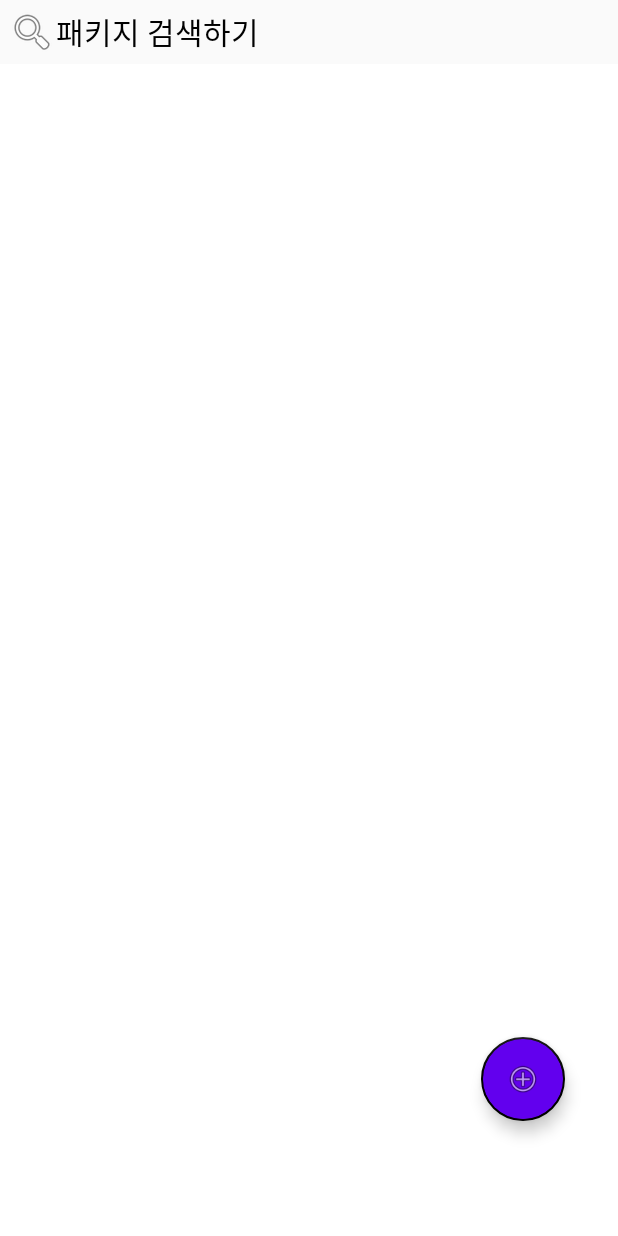
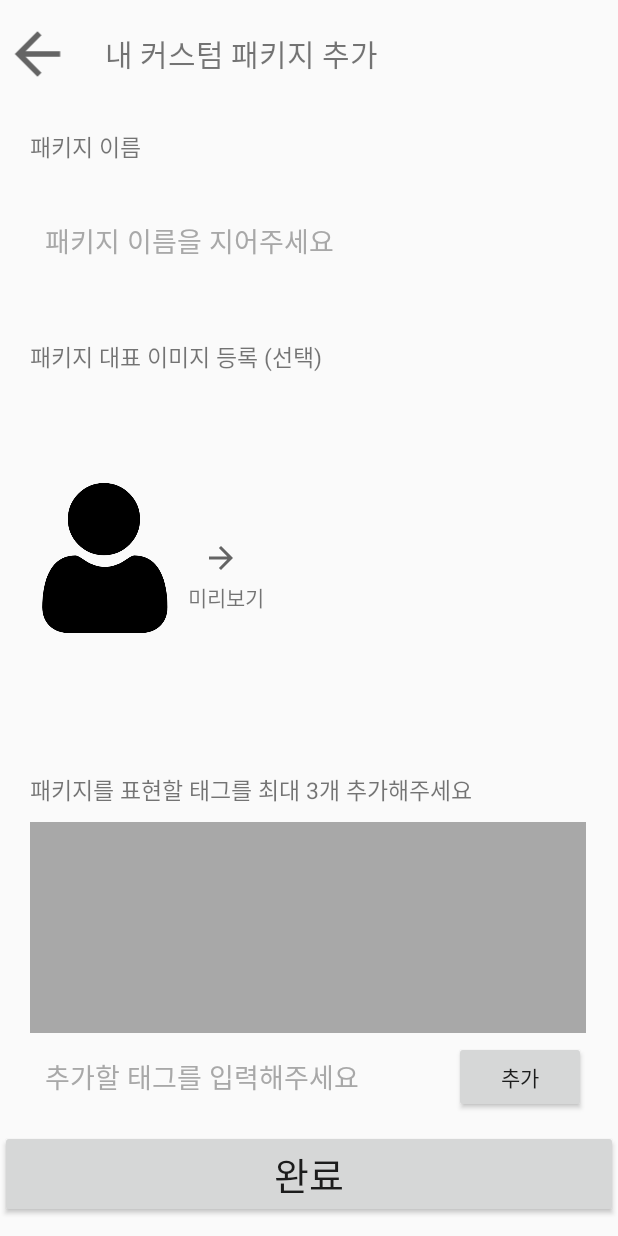
Before and after one commit to https-github-com-inma06/EnglishWordApp, an Android app: the fragment MyCustomPackageFragment shown on its own in the app's theme, after a tap on an icon or button, on a phone screen of 412 x 824 dp. Run offline under Robolectric (Android 15) with nearby library versions, the phone set to English and light mode, and no system bars; our stand-ins replace data binding.

Commit message:
새 커스텀 패키지 추가 엑티비티 xml 간단 구성 및  fab버튼 클릭시  화면 이동 추가

```diff
--- a/wordsRPG/app/src/main/AndroidManifest.xml
+++ b/wordsRPG/app/src/main/AndroidManifest.xml
@@ -22,6 +22,7 @@
         <activity android:name=".ui.activity.NotificationActivity" />
         <activity android:name=".ui.activity.WrongAnswerActivity" />
         <activity android:name=".ui.activity.SettingActivity" />
+        <activity android:name=".ui.activity.AddNewCustomPackageActivity"/>
     </application>
 
 </manifest>
--- /dev/null
+++ b/wordsRPG/app/src/main/java/com/uhavecodingproblem/wordsrpg/ui/activity/AddNewCustomPackageActivity.kt
@@ -0,0 +1,64 @@
+package com.uhavecodingproblem.wordsrpg.ui.activity
+
+import android.app.AlertDialog
+import android.view.View
+import android.widget.Toast
+import androidx.core.view.size
+import com.uhavecodingproblem.wordsrpg.R
+import com.uhavecodingproblem.wordsrpg.databinding.ActivityAddNewCustomPackageBinding
+import com.uhavecodingproblem.wordsrpg.ui.base.BaseActivity
+import com.uhavecodingproblem.wordsrpg.util.Logger
+
+/**
+ * wordsrpg
+ * Class: AddNewCustomPackageActivity.
+ * Created by leedonghun.
+ * Created On 2020-09-24.
+ * Description:
+ *
+ * 커스텀 패키지  새로 추가하는 엑티비티
+ */
+class AddNewCustomPackageActivity : BaseActivity<ActivityAddNewCustomPackageBinding>(R.layout.activity_add_new_custom_package){
+
+    override fun ActivityAddNewCustomPackageBinding.onCreate() {
+        Logger.v("실행")
+
+        thisActivity=this@AddNewCustomPackageActivity
+
+    }
+
+
+
+    //뒤로 가기 아이콘 클릭
+    fun backIconClicked(view: View){
+        Logger.v("뒤로가기 클릭")
+        finish()
+    }
+
+
+    //패키지 썸네일 이미지 갤러리에서 가져오기
+    fun pickThumbNailImageFromGallery(view: View){
+        Logger.v("썸네일 이미지 가져오기 실행")
+
+        AlertDialog.Builder(this)
+            .setMessage("이미지 가져오기 준비중")
+            .setPositiveButton("확인"){dialog,i->
+                dialog.dismiss()
+            }
+            .show()
+
+    }
+
+
+    //완료 버튼 event
+    fun completeAddNewCustomPackage(view: View){
+        Logger.v("커스텀 패키지 추가 완료 버튼 클릭")
+
+        // TODO: 2020-09-24 일단  엑티비티 종료로 넣어둠  나중에  패키지 추가 작업 필요
+        finish()
+    }
+
+
+
+
+}
--- a/wordsRPG/app/src/main/java/com/uhavecodingproblem/wordsrpg/ui/fragment/MyCustomPackageFragment.kt
+++ b/wordsRPG/app/src/main/java/com/uhavecodingproblem/wordsrpg/ui/fragment/MyCustomPackageFragment.kt
@@ -1,9 +1,11 @@
 package com.uhavecodingproblem.wordsrpg.ui.fragment
 
+import android.content.Intent
 import android.view.View
 import androidx.navigation.fragment.findNavController
 import com.uhavecodingproblem.wordsrpg.R
 import com.uhavecodingproblem.wordsrpg.databinding.FragmentMyCustomPackageBinding
+import com.uhavecodingproblem.wordsrpg.ui.activity.AddNewCustomPackageActivity
 import com.uhavecodingproblem.wordsrpg.ui.base.BaseFragment
 import com.uhavecodingproblem.wordsrpg.util.Logger
 
@@ -42,7 +44,10 @@ class MyCustomPackageFragment: BaseFragment<FragmentMyCustomPackageBinding>(R.la
     fun moveToAddNewCustomPackageActivity(view: View){
         Logger.v("fab 버튼 클릭 ->  새 커스텀 패키지 추가 엑티비티로 이동")
 
+        startActivity(Intent(requireActivity(),AddNewCustomPackageActivity::class.java))
+
     }
 
 
+
 }//class 끝
--- /dev/null
+++ b/wordsRPG/app/src/main/res/layout/activity_add_new_custom_package.xml
@@ -0,0 +1,256 @@
+<?xml version="1.0" encoding="utf-8"?>
+<layout xmlns:android="http://schemas.android.com/apk/res/android"
+    xmlns:app="http://schemas.android.com/apk/res-auto"
+    xmlns:tools="http://schemas.android.com/tools">
+    <data>
+       <variable
+           name="thisActivity"
+           type="com.uhavecodingproblem.wordsrpg.ui.activity.AddNewCustomPackageActivity" />
+    </data>
+<androidx.constraintlayout.widget.ConstraintLayout
+    android:layout_width="match_parent"
+    android:layout_height="match_parent">
+
+    <androidx.constraintlayout.widget.Guideline
+        android:id="@+id/guideline"
+        android:layout_width="wrap_content"
+        android:layout_height="wrap_content"
+        android:orientation="horizontal"
+        app:layout_constraintGuide_percent="0.08" />
+
+    <androidx.constraintlayout.widget.Guideline
+        android:id="@+id/guideline1"
+        android:layout_width="wrap_content"
+        android:layout_height="wrap_content"
+        android:orientation="horizontal"
+        app:layout_constraintGuide_percent="0.25" />
+    <androidx.constraintlayout.widget.Guideline
+        android:id="@+id/guideline2"
+        android:layout_width="wrap_content"
+        android:layout_height="wrap_content"
+        android:orientation="horizontal"
+        app:layout_constraintGuide_percent="0.60" />
+    <androidx.constraintlayout.widget.Guideline
+        android:id="@+id/guideline3"
+        android:layout_width="wrap_content"
+        android:layout_height="wrap_content"
+        android:orientation="horizontal"
+        app:layout_constraintGuide_percent="0.9" />
+
+
+    <ImageView
+        android:id="@+id/img_back_btn"
+        android:layout_width="50dp"
+        android:layout_height="45dp"
+        android:layout_marginTop="5dp"
+        android:onClick="@{thisActivity::backIconClicked}"
+        app:layout_constraintEnd_toStartOf="@id/tv_activity_title"
+        app:layout_constraintHorizontal_bias="0"
+        app:layout_constraintHorizontal_chainStyle="spread"
+        app:layout_constraintStart_toStartOf="parent"
+        app:layout_constraintTop_toTopOf="parent"
+        app:layout_constraintBottom_toBottomOf="@id/guideline"
+        app:srcCompat="?attr/actionModeCloseDrawable" />
+
+    <TextView
+        android:id="@+id/tv_activity_title"
+        android:layout_width="0dp"
+        android:layout_height="45dp"
+        android:layout_marginTop="5dp"
+        android:gravity="center_vertical"
+        android:paddingStart="20dp"
+        android:text="@string/str_activity_title"
+        android:textSize="20sp"
+        app:layout_constraintBottom_toBottomOf="@id/guideline"
+        app:layout_constraintEnd_toEndOf="parent"
+        app:layout_constraintStart_toEndOf="@+id/img_back_btn"
+        app:layout_constraintTop_toTopOf="parent"
+        tools:ignore="RtlSymmetry" />
+
+    <TextView
+        android:id="@+id/tv_package_name"
+        android:layout_width="wrap_content"
+        android:layout_height="wrap_content"
+        android:layout_marginStart="20dp"
+        android:layout_marginTop="20dp"
+        android:text="@string/str_package_name_title"
+        android:textSize="15sp"
+        app:layout_constraintEnd_toEndOf="parent"
+        app:layout_constraintHorizontal_bias="0"
+        app:layout_constraintStart_toStartOf="parent"
+        app:layout_constraintTop_toBottomOf="@+id/guideline" />
+
+    <EditText
+        android:id="@+id/edit_tv_package_name"
+        android:layout_width="0dp"
+        android:layout_height="wrap_content"
+        android:padding="10dp"
+        android:layout_marginStart="20dp"
+        android:layout_marginTop="5dp"
+        android:background="@null"
+        android:backgroundTint="@color/colorBlack"
+        android:ems="10"
+        android:hint="@string/str_add_package_name_hint"
+        android:textColorHint="@color/colorGray"
+        android:inputType="text"
+        app:layout_constraintEnd_toEndOf="parent"
+        app:layout_constraintHorizontal_bias="0"
+        app:layout_constraintStart_toStartOf="parent"
+        app:layout_constraintBottom_toTopOf="@id/guideline1"
+        app:layout_constraintTop_toBottomOf="@id/tv_package_name"
+        app:layout_constraintWidth_default="percent"
+        app:layout_constraintWidth_percent="0.9" />
+
+
+    <TextView
+        android:id="@+id/tv_package_thumbnail"
+        android:layout_width="wrap_content"
+        android:layout_height="wrap_content"
+        android:layout_marginStart="20dp"
+        android:layout_marginTop="20dp"
+        android:text="@string/str_package_thumbnail_title"
+        android:textSize="15sp"
+        app:layout_constraintEnd_toEndOf="parent"
+        app:layout_constraintHorizontal_bias="0"
+        app:layout_constraintStart_toStartOf="parent"
+        app:layout_constraintTop_toBottomOf="@+id/guideline1" />
+
+
+    <ImageView
+        android:id="@+id/img_package_thumbnail"
+        android:layout_width="100dp"
+        android:layout_height="0dp"
+        android:layout_marginTop="30dp"
+        android:layout_marginBottom="30dp"
+        android:layout_marginStart="20dp"
+        android:onClick="@{thisActivity::pickThumbNailImageFromGallery}"
+        app:layout_constraintVertical_bias="0.5"
+        app:layout_constraintStart_toStartOf="parent"
+        app:layout_constraintBottom_toBottomOf="@id/guideline2"
+        app:layout_constraintTop_toBottomOf="@id/tv_package_thumbnail"
+        android:src="@drawable/on_my_room" />
+
+
+    <ImageView
+        android:id="@+id/arrow_icon"
+        android:layout_width="wrap_content"
+        android:layout_height="wrap_content"
+        android:layout_marginStart="15dp"
+        android:rotation="180"
+        app:layout_constraintBottom_toBottomOf="@id/img_package_thumbnail"
+        app:layout_constraintHorizontal_bias="0"
+        app:layout_constraintStart_toEndOf="@id/img_package_thumbnail"
+        app:layout_constraintTop_toTopOf="@id/img_package_thumbnail"
+        app:srcCompat="?attr/actionModeCloseDrawable" />
+
+    <TextView
+        android:id="@+id/tv_preview"
+        android:layout_width="wrap_content"
+        android:layout_height="wrap_content"
+        android:layout_marginStart="5dp"
+         android:layout_marginTop="3dp"
+        app:layout_constraintVertical_bias="0"
+        app:layout_constraintBottom_toBottomOf="@id/guideline2"
+        app:layout_constraintStart_toEndOf="@id/img_package_thumbnail"
+        app:layout_constraintTop_toBottomOf="@id/arrow_icon"
+        android:text="@string/str_package_preview" />
+
+    <TextView
+        android:id="@+id/tv_package_tag"
+        android:layout_width="wrap_content"
+        android:layout_height="wrap_content"
+        android:layout_marginStart="20dp"
+        android:layout_marginTop="20dp"
+        android:text="패키지를 표현할 태그를 최대 3개 추가해주세요  "
+        android:textSize="15sp"
+        app:layout_constraintEnd_toEndOf="parent"
+        app:layout_constraintHorizontal_bias="0"
+        app:layout_constraintStart_toStartOf="parent"
+        app:layout_constraintTop_toBottomOf="@+id/guideline2" />
+
+
+
+    <androidx.core.widget.NestedScrollView
+        android:id="@+id/scroll_chip_group"
+        android:layout_width="0dp"
+        android:layout_height="0dp"
+        android:minHeight="70dp"
+        android:padding="5dp"
+        android:layout_marginTop="10dp"
+        android:background="@color/colorGray"
+        android:layout_marginStart="20dp"
+        app:layout_constraintWidth_default="percent"
+        app:layout_constraintWidth_percent="0.9"
+        app:layout_constraintHorizontal_bias="0"
+        app:layout_constraintVertical_bias="0"
+        app:layout_constraintBottom_toTopOf="@+id/edit_tv_add_new_tag"
+        app:layout_constraintEnd_toEndOf="parent"
+        app:layout_constraintStart_toStartOf="parent"
+        app:layout_constraintTop_toBottomOf="@+id/tv_package_tag">
+
+        <com.google.android.material.chip.ChipGroup
+            android:id="@+id/chip_group"
+            android:layout_gravity="top"
+            android:paddingStart="5dp"
+            android:layout_width="match_parent"
+            android:layout_height="match_parent"
+            app:singleLine="false"
+            app:chipSpacing="0dp"
+            app:chipSpacingHorizontal="5dp"
+            app:chipSpacingVertical="1dp"
+            tools:ignore="RtlSymmetry">
+        </com.google.android.material.chip.ChipGroup>
+
+    </androidx.core.widget.NestedScrollView>
+
+
+    <EditText
+        android:id="@+id/edit_tv_add_new_tag"
+        android:layout_width="0dp"
+        android:layout_height="wrap_content"
+        android:padding="10dp"
+        android:layout_marginStart="20dp"
+        android:layout_marginTop="5dp"
+        android:background="@null"
+        android:backgroundTint="@color/colorBlack"
+        android:ems="10"
+        android:hint="@string/str_add_new_tag_hint"
+        android:textColorHint="@color/colorGray"
+        android:inputType="text"
+        app:layout_constraintWidth_default="percent"
+        app:layout_constraintWidth_percent="0.9"
+        app:layout_constraintEnd_toEndOf="parent"
+        app:layout_constraintHorizontal_bias="0"
+        app:layout_constraintStart_toStartOf="parent"
+        app:layout_constraintBottom_toTopOf="@id/guideline3"
+        app:layout_constraintTop_toBottomOf="@id/scroll_chip_group"
+         />
+
+    <Button
+        android:id="@+id/btn_add_tag"
+        android:layout_width="wrap_content"
+        android:layout_height="wrap_content"
+        app:layout_constraintHorizontal_bias="1"
+        app:layout_constraintEnd_toEndOf="@id/edit_tv_add_new_tag"
+        app:layout_constraintTop_toTopOf="@id/edit_tv_add_new_tag"
+        app:layout_constraintStart_toStartOf="@id/edit_tv_add_new_tag"
+        app:layout_constraintBottom_toBottomOf="@id/edit_tv_add_new_tag"
+        android:text="@string/str_add" />
+
+
+
+
+    <Button
+        android:id="@+id/btn_complete"
+        android:layout_width="0dp"
+        android:layout_height="wrap_content"
+        android:text="@string/str_complete"
+        android:textSize="25sp"
+        android:onClick="@{thisActivity::completeAddNewCustomPackage}"
+        app:layout_constraintTop_toBottomOf="@id/guideline3"
+        app:layout_constraintBottom_toBottomOf="parent"
+        app:layout_constraintEnd_toEndOf="parent"
+        app:layout_constraintStart_toStartOf="parent" />
+
+</androidx.constraintlayout.widget.ConstraintLayout>
+</layout>
--- a/wordsRPG/app/src/main/res/values/strings.xml
+++ b/wordsRPG/app/src/main/res/values/strings.xml
@@ -27,6 +27,16 @@
     <!-- fragment_my_custom_package  str -->
     <string name="str_search_edit_tv_hint">패키지를 검색해보세요</string>
 
+    <!-- activity_add_new_custom_package str   -->
+    <string name="str_activity_title">내 커스텀 패키지 추가</string>
+    <string name="str_package_name_title">패키지 이름</string>
+    <string name="str_add_package_name_hint">패키지 이름을 지어주세요</string>
+    <string name="str_package_thumbnail_title">패키지 대표 이미지 등록 (선택)</string>
+    <string name="str_package_preview">미리보기</string>
+    <string name="str_add_new_tag_hint">추가할 태그를 입력해주세요</string>
+    <string name="str_complete">완료</string>
+    <string name="str_add">추가</string>
+    <string name="str_tag_size_max">태그는 최대 3개 입니다. </string>
 
 
 </resources>
```
